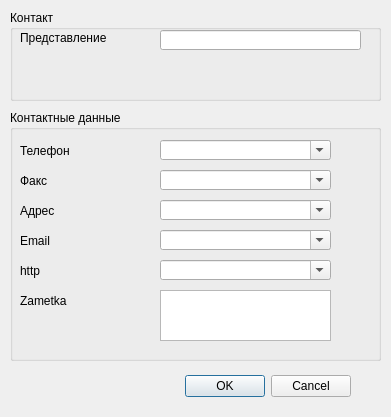
PKEv/QontMan, file src/contview.ui: the form before one commit.
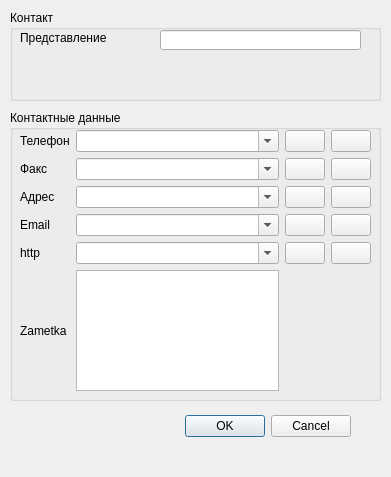
The form after the commit. Icons and pictures are not drawn.

The edit to the form file:
```diff
--- a/src/contview.ui
+++ b/src/contview.ui
@@ -7,7 +7,7 @@
     <x>0</x>
     <y>0</y>
     <width>391</width>
-    <height>417</height>
+    <height>477</height>
    </rect>
   </property>
   <property name="windowTitle">
@@ -17,7 +17,7 @@
    <property name="geometry">
     <rect>
      <x>10</x>
-     <y>370</y>
+     <y>410</y>
      <width>341</width>
      <height>32</height>
     </rect>
@@ -35,7 +35,7 @@
      <x>10</x>
      <y>110</y>
      <width>371</width>
-     <height>251</height>
+     <height>291</height>
     </rect>
    </property>
    <property name="sizePolicy">
@@ -47,158 +47,226 @@
    <property name="title">
     <string>Контактные данные</string>
    </property>
-   <widget class="QComboBox" name="comboBox">
+   <widget class="QWidget" name="gridLayoutWidget">
     <property name="geometry">
      <rect>
-      <x>150</x>
-      <y>30</y>
-      <width>171</width>
-      <height>20</height>
+      <x>10</x>
+      <y>20</y>
+      <width>351</width>
+      <height>261</height>
      </rect>
     </property>
-    <property name="editable">
-     <bool>true</bool>
-    </property>
-   </widget>
+    <layout class="QGridLayout" name="gridLayout">
+     <property name="sizeConstraint">
+      <enum>QLayout::SetDefaultConstraint</enum>
+     </property>
+     <property name="leftMargin">
+      <number>0</number>
+     </property>
+     <property name="topMargin">
+      <number>0</number>
+     </property>
+     <property name="horizontalSpacing">
+      <number>6</number>
+     </property>
+     <item row="2" column="4">
+      <widget class="QPushButton" name="minusButton_3">
+       <property name="text">
+        <string/>
+       </property>
+       <property name="icon">
+        <iconset>
+         <normaloff>C:/Download/minus-red.png</normaloff>C:/Download/minus-red.png</iconset>
+       </property>
+      </widget>
+     </item>
+     <item row="3" column="4">
+      <widget class="QPushButton" name="minusButton_4">
+       <property name="text">
+        <string/>
+       </property>
+       <property name="icon">
+        <iconset>
+         <normaloff>C:/Download/minus-red.png</normaloff>C:/Download/minus-red.png</iconset>
+       </property>
+      </widget>
+     </item>
+     <item row="0" column="4">
+      <widget class="QPushButton" name="minusButton_1">
+       <property name="text">
+        <string/>
+       </property>
+       <property name="icon">
+        <iconset>
+         <normaloff>C:/Download/minus-red.png</normaloff>C:/Download/minus-red.png</iconset>
+       </property>
+      </widget>
+     </item>
+     <item row="1" column="4">
+      <widget class="QPushButton" name="minusButton_2">
+       <property name="text">
+        <string/>
+       </property>
+       <property name="icon">
+        <iconset>
+         <normaloff>C:/Download/minus-red.png</normaloff>C:/Download/minus-red.png</iconset>
+       </property>
+      </widget>
+     </item>
+     <item row="0" column="3">
+      <widget class="QPushButton" name="plusButton_1">
+       <property name="text">
+        <string/>
+       </property>
+       <property name="icon">
+        <iconset>
+         <normaloff>C:/Download/plus-red.png</normaloff>C:/Download/plus-red.png</iconset>
+       </property>
+      </widget>
+     </item>
+     <item row="0" column="0">
    <widget class="QLabel" name="label">
-    <property name="geometry">
-     <rect>
-      <x>10</x>
-      <y>30</y>
-      <width>131</width>
-      <height>21</height>
-     </rect>
-    </property>
     <property name="text">
      <string>Телефон</string>
     </property>
    </widget>
-   <widget class="QLabel" name="label_2">
-    <property name="geometry">
-     <rect>
-      <x>10</x>
-      <y>60</y>
-      <width>131</width>
-      <height>21</height>
-     </rect>
-    </property>
-    <property name="text">
-     <string>Факс</string>
-    </property>
-   </widget>
-   <widget class="QComboBox" name="comboBox_2">
-    <property name="geometry">
-     <rect>
-      <x>150</x>
-      <y>60</y>
-      <width>171</width>
-      <height>20</height>
-     </rect>
-    </property>
-    <property name="editable">
-     <bool>true</bool>
-    </property>
-   </widget>
+     </item>
+     <item row="2" column="0">
    <widget class="QLabel" name="label_3">
-    <property name="geometry">
-     <rect>
-      <x>10</x>
-      <y>90</y>
-      <width>131</width>
-      <height>21</height>
-     </rect>
-    </property>
     <property name="text">
      <string>Адрес</string>
     </property>
    </widget>
-   <widget class="QComboBox" name="comboBox_3">
-    <property name="geometry">
-     <rect>
-      <x>150</x>
-      <y>90</y>
-      <width>171</width>
-      <height>20</height>
-     </rect>
-    </property>
+     </item>
+     <item row="3" column="2">
+      <widget class="QComboBox" name="comboBox_4">
+       <property name="editable">
+        <bool>true</bool>
+       </property>
+      </widget>
+     </item>
+     <item row="0" column="2">
+      <widget class="QComboBox" name="comboBox">
     <property name="editable">
      <bool>true</bool>
     </property>
    </widget>
+     </item>
+     <item row="3" column="0">
    <widget class="QLabel" name="label_4">
-    <property name="geometry">
-     <rect>
-      <x>10</x>
-      <y>120</y>
-      <width>131</width>
-      <height>21</height>
-     </rect>
-    </property>
     <property name="text">
      <string>Email</string>
     </property>
    </widget>
-   <widget class="QComboBox" name="comboBox_4">
-    <property name="geometry">
-     <rect>
-      <x>150</x>
-      <y>120</y>
-      <width>171</width>
-      <height>20</height>
-     </rect>
-    </property>
+     </item>
+     <item row="2" column="2">
+      <widget class="QComboBox" name="comboBox_3">
+       <property name="editable">
+        <bool>true</bool>
+       </property>
+      </widget>
+     </item>
+     <item row="1" column="2">
+      <widget class="QComboBox" name="comboBox_2">
     <property name="editable">
      <bool>true</bool>
     </property>
    </widget>
+     </item>
+     <item row="4" column="4">
+      <widget class="QPushButton" name="minusButton_5">
+       <property name="text">
+        <string/>
+       </property>
+       <property name="icon">
+        <iconset>
+         <normaloff>C:/Download/minus-red.png</normaloff>C:/Download/minus-red.png</iconset>
+       </property>
+      </widget>
+     </item>
+     <item row="1" column="0">
+      <widget class="QLabel" name="label_2">
+       <property name="text">
+        <string>Факс</string>
+       </property>
+      </widget>
+     </item>
+     <item row="1" column="3">
+      <widget class="QPushButton" name="plusButton_2">
+       <property name="text">
+        <string/>
+       </property>
+       <property name="icon">
+        <iconset>
+         <normaloff>C:/Download/plus-red.png</normaloff>C:/Download/plus-red.png</iconset>
+       </property>
+      </widget>
+     </item>
+     <item row="2" column="3">
+      <widget class="QPushButton" name="plusButton_3">
+       <property name="text">
+        <string/>
+       </property>
+       <property name="icon">
+        <iconset>
+         <normaloff>C:/Download/plus-red.png</normaloff>C:/Download/plus-red.png</iconset>
+       </property>
+      </widget>
+     </item>
+     <item row="3" column="3">
+      <widget class="QPushButton" name="plusButton_4">
+       <property name="text">
+        <string/>
+       </property>
+       <property name="icon">
+        <iconset>
+         <normaloff>C:/Download/plus-red.png</normaloff>C:/Download/plus-red.png</iconset>
+       </property>
+      </widget>
+     </item>
+     <item row="4" column="3">
+      <widget class="QPushButton" name="plusButton_5">
+       <property name="text">
+        <string/>
+       </property>
+       <property name="icon">
+        <iconset>
+         <normaloff>C:/Download/plus-red.png</normaloff>C:/Download/plus-red.png</iconset>
+       </property>
+      </widget>
+     </item>
+     <item row="4" column="0">
    <widget class="QLabel" name="label_5">
-    <property name="geometry">
-     <rect>
-      <x>10</x>
-      <y>150</y>
-      <width>131</width>
-      <height>21</height>
-     </rect>
-    </property>
     <property name="text">
      <string>http</string>
     </property>
    </widget>
-   <widget class="QComboBox" name="comboBox_5">
-    <property name="geometry">
-     <rect>
-      <x>150</x>
-      <y>150</y>
-      <width>171</width>
-      <height>20</height>
-     </rect>
-    </property>
-    <property name="editable">
-     <bool>true</bool>
-    </property>
-   </widget>
+     </item>
+     <item row="5" column="0">
    <widget class="QLabel" name="label_6">
-    <property name="geometry">
-     <rect>
-      <x>10</x>
-      <y>180</y>
-      <width>131</width>
-      <height>21</height>
-     </rect>
-    </property>
     <property name="text">
      <string>Zametka</string>
     </property>
    </widget>
+     </item>
+     <item row="4" column="2">
+      <widget class="QComboBox" name="comboBox_5">
+       <property name="editable">
+        <bool>true</bool>
+       </property>
+      </widget>
+     </item>
+     <item row="5" column="2">
    <widget class="QTextEdit" name="textEdit">
-    <property name="geometry">
-     <rect>
-      <x>150</x>
-      <y>180</y>
-      <width>171</width>
-      <height>51</height>
-     </rect>
-    </property>
+       <property name="sizePolicy">
+        <sizepolicy hsizetype="Expanding" vsizetype="Expanding">
+         <horstretch>0</horstretch>
+         <verstretch>0</verstretch>
+        </sizepolicy>
+       </property>
+      </widget>
+     </item>
+    </layout>
    </widget>
   </widget>
   <widget class="QGroupBox" name="groupBox">
```
Lines whose indentation alone changed are shown as unchanged.
